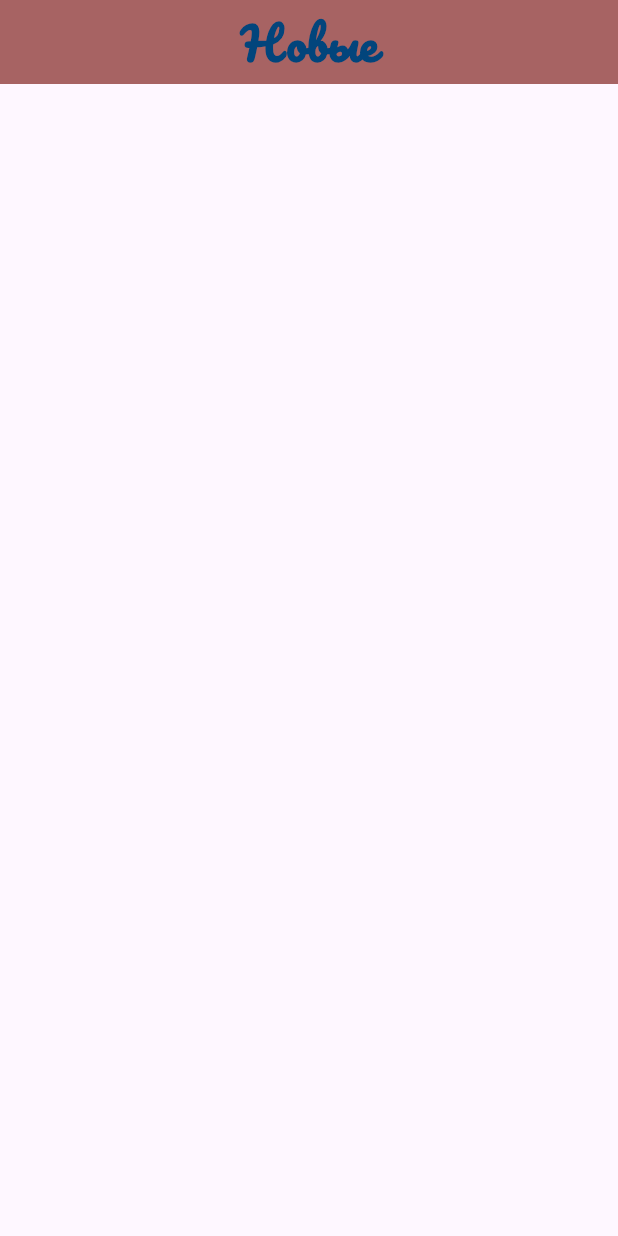
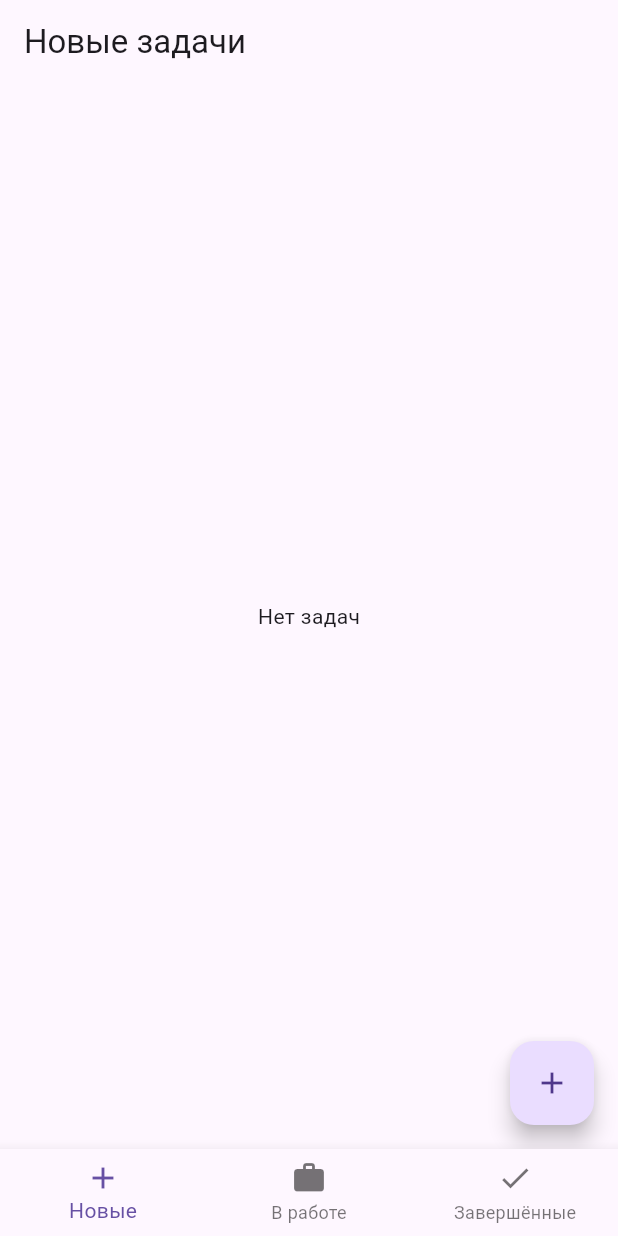
Before and after one commit to camom11e/flutter_todo, a Flutter app: the screen it shows after launch, on a phone screen of 412 x 824 dp. Run offline on Flutter 3.47's test engine with Material 3 defaults, Android fonts, the phone set to English and light mode, and no system bars.

Commit message:
Первая версия, не работает перетаскивания задач

```diff
--- a/lib/main.dart
+++ b/lib/main.dart
@@ -1,18 +1,66 @@
 import 'package:flutter/material.dart';
-import 'package:flutter_application_1/pages/New.dart';
+import 'package:provider/provider.dart';
+import 'providers/task_provider.dart';
+import 'pages/new_task.dart';
+import 'pages/in_progress.dart';
+import 'pages/completed.dart';
 
-void main() => runApp(const MyApp());
+void main() {
+  runApp(const MyApp());
+}
 
 class MyApp extends StatelessWidget {
   const MyApp({super.key});
 
   @override
   Widget build(BuildContext context) {
-    return MaterialApp(
-      // ← без const
-      debugShowCheckedModeBanner: false,
-      theme: ThemeData(fontFamily: 'Pacifico'),
-      home: NewToDoPage(),
+    return ChangeNotifierProvider(
+      create: (context) => TaskProvider(),
+      child: MaterialApp(
+        title: 'Task Manager',
+        theme: ThemeData(primarySwatch: Colors.blue),
+        home: const MainScreen(),
+      ),
     );
   }
 }
+
+class MainScreen extends StatefulWidget {
+  const MainScreen({super.key});
+
+  @override
+  _MainScreenState createState() => _MainScreenState();
+}
+
+class _MainScreenState extends State<MainScreen> {
+  int _selectedIndex = 0;
+
+  // Список страниц для навигации
+  final List<Widget> _pages = const [
+    NewTasksPage(),
+    InProgressPage(),
+    CompletedPage(),
+  ];
+
+  void _onItemTapped(int index) {
+    setState(() {
+      _selectedIndex = index;
+    });
+  }
+
+  @override
+  Widget build(BuildContext context) {
+    return Scaffold(
+      body: _pages[_selectedIndex],
+      bottomNavigationBar: BottomNavigationBar(
+        items: const [
+          BottomNavigationBarItem(icon: Icon(Icons.add), label: 'Новые'),
+          BottomNavigationBarItem(icon: Icon(Icons.work), label: 'В работе'),
+          BottomNavigationBarItem(icon: Icon(Icons.check), label: 'Завершённые'),
+        ],
+        currentIndex: _selectedIndex,
+        onTap: _onItemTapped,
+      ),
+    );
+  }
+}
--- /dev/null
+++ b/lib/models/task.dart
@@ -0,0 +1,15 @@
+// Перечисление для статусов задачи
+enum TaskStatus { newTask, inProgress, completed }
+
+// Класс задачи
+class Task {
+  final String id; // Уникальный идентификатор
+  final String title; // Название задачи
+  TaskStatus status; // Статус задачи
+
+  Task({
+    required this.id,
+    required this.title,
+    required this.status,
+  });
+}
--- a/lib/pages/new.dart
+++ /dev/null
@@ -1,23 +0,0 @@
-import 'package:flutter/material.dart';
-
-class NewToDoPage extends StatelessWidget {
-  const NewToDoPage({super.key});
-
-  @override
-  Widget build(BuildContext context) {
-    return Scaffold(
-      appBar: AppBar(
-        title: Text(
-          "Новые",
-          style: TextStyle(
-            color: const Color.fromARGB(255, 2, 69, 124),
-            fontSize: 30,
-            fontWeight: FontWeight.bold,
-          ),
-        ),
-        backgroundColor: const Color.fromARGB(255, 167, 99, 99),
-        centerTitle: true,
-      ),
-    );
-  }
-}
--- /dev/null
+++ b/lib/pages/new_task.dart
@@ -0,0 +1,28 @@
+import 'package:flutter/material.dart';
+import 'package:provider/provider.dart';
+import '../models/task.dart';
+import '../providers/task_provider.dart';
+import '../widgets/base_page.dart';
+
+class NewTasksPage extends StatelessWidget {
+  const NewTasksPage({super.key});
+
+  @override
+  Widget build(BuildContext context) {
+    final taskProvider = Provider.of<TaskProvider>(context);
+    final tasks = taskProvider.getTasksByStatus(TaskStatus.newTask);
+
+    return BasePage(
+      title: 'Новые задачи',
+      tasks: tasks,
+      status: TaskStatus.newTask,
+      floatingActionButton: FloatingActionButton(
+        onPressed: () {
+          // Добавляем задачу с тестовым названием
+          taskProvider.addTask('Новая задача ${tasks.length + 1}');
+        },
+        child: const Icon(Icons.add),
+      ),
+    );
+  }
+}
--- /dev/null
+++ b/lib/providers/task_provider.dart
@@ -0,0 +1,31 @@
+import 'package:flutter/material.dart';
+import '../models/task.dart';
+import 'package:uuid/uuid.dart'; // Для генерации уникальных ID
+
+class TaskProvider with ChangeNotifier {
+  // Список всех задач
+  final List<Task> _tasks = [];
+
+  // Получить задачи по статусу
+  List<Task> getTasksByStatus(TaskStatus status) {
+    return _tasks.where((task) => task.status == status).toList();
+  }
+
+  // Добавить новую задачу
+  void addTask(String title) {
+    final task = Task(
+      id: const Uuid().v4(), // Генерируем уникальный ID
+      title: title,
+      status: TaskStatus.newTask,
+    );
+    _tasks.add(task);
+    notifyListeners(); // Уведомляем интерфейс об изменениях
+  }
+
+  // Изменить статус задачи (для перетаскивания)
+  void updateTaskStatus(String taskId, TaskStatus newStatus) {
+    final task = _tasks.firstWhere((task) => task.id == taskId);
+    task.status = newStatus;
+    notifyListeners(); // Уведомляем интерфейс об изменениях
+  }
+}
--- /dev/null
+++ b/lib/widgets/base_page.dart
@@ -0,0 +1,45 @@
+import 'package:flutter/material.dart';
+import 'package:provider/provider.dart';
+import '../models/task.dart';
+import '../providers/task_provider.dart';
+import '../widgets/task_card.dart';
+
+class BasePage extends StatelessWidget {
+  final String title; // Заголовок страницы
+  final List<Task> tasks; // Список задач
+  final TaskStatus status; // Статус задач на этой странице
+  final Widget? floatingActionButton; // Кнопка для добавления задачи (опционально)
+
+  const BasePage({
+    super.key,
+    required this.title,
+    required this.tasks,
+    required this.status,
+    this.floatingActionButton,
+  });
+
+  @override
+  Widget build(BuildContext context) {
+    return Scaffold(
+      appBar: AppBar(title: Text(title)),
+      body: DragTarget<Task>(
+        onAccept: (task) {
+          // Обновляем статус задачи при перетаскивании
+          Provider.of<TaskProvider>(context, listen: false)
+              .updateTaskStatus(task.id, status);
+        },
+        builder: (context, candidateData, rejectedData) {
+          return tasks.isEmpty
+              ? const Center(child: Text('Нет задач'))
+              : ListView.builder(
+                  itemCount: tasks.length,
+                  itemBuilder: (context, index) {
+                    return TaskCard(task: tasks[index]);
+                  },
+                );
+        },
+      ),
+      floatingActionButton: floatingActionButton,
+    );
+  }
+}
--- a/pubspec.yaml
+++ b/pubspec.yaml
@@ -31,9 +31,14 @@ dependencies:
   flutter:
     sdk: flutter
 
+
   # The following adds the Cupertino Icons font to your application.
   # Use with the CupertinoIcons class for iOS style icons.
+
+  provider: ^6.1.4
   cupertino_icons: ^1.0.8
+  flutter_svg: ^2.1.0
+  uuid: ^4.5.1
 
 dev_dependencies:
   flutter_test:
```
Also changed, not shown: lib/pages/completed.dart (added, +21 -0 lines), lib/pages/in_progress.dart (added, +21 -0 lines), lib/widgets/task_card.dart (added, +30 -0 lines), lib/pages/todo.dart (deleted), lib/utils/constants.dart (added), pubspec.lock, 1 other file.
